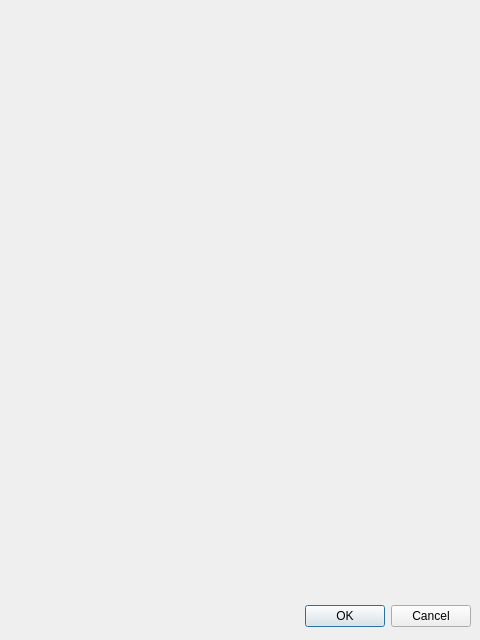
Before: the Qt Designer form src/dialogs/newdialog.ui in eyeon/Fixture, drawn with Qt 5.
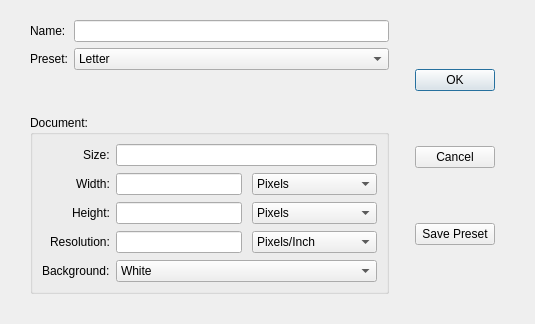
After: the same form once the commit is applied.

Commit message:
Fix image import and add new document creation  (#6)
* Made PaintWidgetPrivate accessible from LayerManager

* Replaced PaintWidgetPrivate with Drawing

* Add file opening checks

* Fix image display, add rudimentary new dialog

Patch:
```diff
--- a/src/dialogs/newdialog.ui
+++ b/src/dialogs/newdialog.ui
@@ -5,29 +5,429 @@
    <rect>
     <x>0</x>
     <y>0</y>
-    <width>480</width>
-    <height>640</height>
+    <width>535</width>
+    <height>324</height>
    </rect>
   </property>
   <property name="windowTitle">
    <string>Dialog</string>
   </property>
-  <widget class="QDialogButtonBox" name="buttonBox">
-   <property name="geometry">
-    <rect>
-     <x>10</x>
-     <y>600</y>
-     <width>461</width>
-     <height>32</height>
-    </rect>
+  <layout class="QHBoxLayout" name="horizontalLayout_3">
+   <property name="leftMargin">
+    <number>30</number>
    </property>
-   <property name="orientation">
-    <enum>Qt::Horizontal</enum>
+   <property name="topMargin">
+    <number>20</number>
    </property>
-   <property name="standardButtons">
-    <set>QDialogButtonBox::Cancel|QDialogButtonBox::Ok</set>
+   <property name="rightMargin">
+    <number>40</number>
    </property>
-  </widget>
+   <property name="bottomMargin">
+    <number>30</number>
+   </property>
+   <item>
+    <layout class="QVBoxLayout" name="editOptionsContainer">
+     <item>
+      <layout class="QFormLayout" name="formLayout">
+       <item row="1" column="0">
+        <widget class="QLabel" name="label">
+         <property name="text">
+          <string>Name:</string>
+         </property>
+        </widget>
+       </item>
+       <item row="1" column="1">
+        <widget class="QLineEdit" name="lineEdit"/>
+       </item>
+       <item row="2" column="1">
+        <widget class="QComboBox" name="presetCombo">
+         <item>
+          <property name="text">
+           <string>Letter</string>
+          </property>
+         </item>
+         <item>
+          <property name="text">
+           <string>A3</string>
+          </property>
+         </item>
+         <item>
+          <property name="text">
+           <string>A4</string>
+          </property>
+         </item>
+         <item>
+          <property name="text">
+           <string>Custom</string>
+          </property>
+         </item>
+        </widget>
+       </item>
+       <item row="2" column="0">
+        <widget class="QLabel" name="label_2">
+         <property name="text">
+          <string>Preset:</string>
+         </property>
+        </widget>
+       </item>
+      </layout>
+     </item>
+     <item>
+      <widget class="QGroupBox" name="presetSelectionBox">
+       <property name="sizePolicy">
+        <sizepolicy hsizetype="Preferred" vsizetype="Preferred">
+         <horstretch>0</horstretch>
+         <verstretch>0</verstretch>
+        </sizepolicy>
+       </property>
+       <property name="layoutDirection">
+        <enum>Qt::LeftToRight</enum>
+       </property>
+       <property name="title">
+        <string>Document:</string>
+       </property>
+       <property name="flat">
+        <bool>true</bool>
+       </property>
+       <layout class="QFormLayout" name="selectionForm">
+        <property name="rowWrapPolicy">
+         <enum>QFormLayout::WrapLongRows</enum>
+        </property>
+        <property name="labelAlignment">
+         <set>Qt::AlignRight|Qt::AlignTrailing|Qt::AlignVCenter</set>
+        </property>
+        <property name="formAlignment">
+         <set>Qt::AlignHCenter|Qt::AlignTop</set>
+        </property>
+        <property name="verticalSpacing">
+         <number>7</number>
+        </property>
+        <property name="leftMargin">
+         <number>9</number>
+        </property>
+        <property name="bottomMargin">
+         <number>9</number>
+        </property>
+        <item row="2" column="0">
+         <widget class="QLabel" name="sizeLbl">
+          <property name="enabled">
+           <bool>true</bool>
+          </property>
+          <property name="sizePolicy">
+           <sizepolicy hsizetype="Expanding" vsizetype="Preferred">
+            <horstretch>0</horstretch>
+            <verstretch>0</verstretch>
+           </sizepolicy>
+          </property>
+          <property name="layoutDirection">
+           <enum>Qt::LeftToRight</enum>
+          </property>
+          <property name="text">
+           <string>Size:</string>
+          </property>
+         </widget>
+        </item>
+        <item row="3" column="0">
+         <widget class="QLabel" name="widthLbl">
+          <property name="text">
+           <string>Width:</string>
+          </property>
+         </widget>
+        </item>
+        <item row="3" column="1">
+         <widget class="QFrame" name="widthFrame">
+          <property name="sizePolicy">
+           <sizepolicy hsizetype="Preferred" vsizetype="Preferred">
+            <horstretch>0</horstretch>
+            <verstretch>0</verstretch>
+           </sizepolicy>
+          </property>
+          <property name="frameShape">
+           <enum>QFrame::NoFrame</enum>
+          </property>
+          <property name="frameShadow">
+           <enum>QFrame::Plain</enum>
+          </property>
+          <property name="lineWidth">
+           <number>0</number>
+          </property>
+          <layout class="QHBoxLayout" name="horizontalLayout_4">
+           <property name="spacing">
+            <number>10</number>
+           </property>
+           <property name="leftMargin">
+            <number>0</number>
+           </property>
+           <property name="topMargin">
+            <number>0</number>
+           </property>
+           <property name="rightMargin">
+            <number>0</number>
+           </property>
+           <property name="bottomMargin">
+            <number>0</number>
+           </property>
+           <item>
+            <widget class="QLineEdit" name="widthVal">
+             <property name="sizePolicy">
+              <sizepolicy hsizetype="Preferred" vsizetype="Fixed">
+               <horstretch>0</horstretch>
+               <verstretch>0</verstretch>
+              </sizepolicy>
+             </property>
+            </widget>
+           </item>
+           <item>
+            <widget class="QComboBox" name="widthUnitCombo">
+             <property name="sizePolicy">
+              <sizepolicy hsizetype="Preferred" vsizetype="Fixed">
+               <horstretch>0</horstretch>
+               <verstretch>0</verstretch>
+              </sizepolicy>
+             </property>
+             <property name="currentIndex">
+              <number>0</number>
+             </property>
+             <item>
+              <property name="text">
+               <string>Pixels</string>
+              </property>
+             </item>
+             <item>
+              <property name="text">
+               <string>Inches</string>
+              </property>
+             </item>
+             <item>
+              <property name="text">
+               <string>Centimeters</string>
+              </property>
+             </item>
+            </widget>
+           </item>
+          </layout>
+         </widget>
+        </item>
+        <item row="4" column="0">
+         <widget class="QLabel" name="heightLbl">
+          <property name="text">
+           <string>Height:</string>
+          </property>
+         </widget>
+        </item>
+        <item row="4" column="1">
+         <widget class="QFrame" name="heightFrame">
+          <property name="sizePolicy">
+           <sizepolicy hsizetype="Preferred" vsizetype="Preferred">
+            <horstretch>0</horstretch>
+            <verstretch>0</verstretch>
+           </sizepolicy>
+          </property>
+          <property name="frameShape">
+           <enum>QFrame::NoFrame</enum>
+          </property>
+          <property name="frameShadow">
+           <enum>QFrame::Plain</enum>
+          </property>
+          <property name="lineWidth">
+           <number>0</number>
+          </property>
+          <layout class="QHBoxLayout" name="horizontalLayout_5">
+           <property name="spacing">
+            <number>10</number>
+           </property>
+           <property name="leftMargin">
+            <number>0</number>
+           </property>
+           <property name="topMargin">
+            <number>0</number>
+           </property>
+           <property name="rightMargin">
+            <number>0</number>
+           </property>
+           <property name="bottomMargin">
+            <number>0</number>
+           </property>
+           <item>
+            <widget class="QLineEdit" name="heightVal">
+             <property name="sizePolicy">
+              <sizepolicy hsizetype="Preferred" vsizetype="Fixed">
+               <horstretch>0</horstretch>
+               <verstretch>0</verstretch>
+              </sizepolicy>
+             </property>
+            </widget>
+           </item>
+           <item>
+            <widget class="QComboBox" name="heightUnitCombo">
+             <property name="sizePolicy">
+              <sizepolicy hsizetype="Preferred" vsizetype="Fixed">
+               <horstretch>0</horstretch>
+               <verstretch>0</verstretch>
+              </sizepolicy>
+             </property>
+             <item>
+              <property name="text">
+               <string>Pixels</string>
+              </property>
+             </item>
+             <item>
+              <property name="text">
+               <string>Inches</string>
+              </property>
+             </item>
+             <item>
+              <property name="text">
+               <string>Centimeters</string>
+              </property>
+             </item>
+            </widget>
+           </item>
+          </layout>
+         </widget>
+        </item>
+        <item row="6" column="0">
+         <widget class="QLabel" name="resLbl">
+          <property name="text">
+           <string>Resolution:</string>
+          </property>
+         </widget>
+        </item>
+        <item row="7" column="0">
+         <widget class="QLabel" name="bgLbl">
+          <property name="text">
+           <string>Background:</string>
+          </property>
+         </widget>
+        </item>
+        <item row="7" column="1">
+         <widget class="QComboBox" name="backgroundValCombo">
+          <item>
+           <property name="text">
+            <string>White</string>
+           </property>
+          </item>
+         </widget>
+        </item>
+        <item row="2" column="1">
+         <widget class="QLineEdit" name="sizeVal"/>
+        </item>
+        <item row="6" column="1">
+         <widget class="QFrame" name="resFrame">
+          <property name="sizePolicy">
+           <sizepolicy hsizetype="Preferred" vsizetype="Preferred">
+            <horstretch>0</horstretch>
+            <verstretch>0</verstretch>
+           </sizepolicy>
+          </property>
+          <property name="frameShape">
+           <enum>QFrame::NoFrame</enum>
+          </property>
+          <property name="frameShadow">
+           <enum>QFrame::Plain</enum>
+          </property>
+          <property name="lineWidth">
+           <number>0</number>
+          </property>
+          <layout class="QHBoxLayout" name="horizontalLayout_6">
+           <property name="spacing">
+            <number>10</number>
+           </property>
+           <property name="leftMargin">
+            <number>0</number>
+           </property>
+           <property name="topMargin">
+            <number>0</number>
+           </property>
+           <property name="rightMargin">
+            <number>0</number>
+           </property>
+           <property name="bottomMargin">
+            <number>0</number>
+           </property>
+           <item>
+            <widget class="QLineEdit" name="heightVal_2">
+             <property name="sizePolicy">
+              <sizepolicy hsizetype="Preferred" vsizetype="Fixed">
+               <horstretch>0</horstretch>
+               <verstretch>0</verstretch>
+              </sizepolicy>
+             </property>
+            </widget>
+           </item>
+           <item>
+            <widget class="QComboBox" name="heightUnitCombo_2">
+             <property name="sizePolicy">
+              <sizepolicy hsizetype="Preferred" vsizetype="Fixed">
+               <horstretch>0</horstretch>
+               <verstretch>0</verstretch>
+              </sizepolicy>
+             </property>
+             <item>
+              <property name="text">
+               <string>Pixels/Inch</string>
+              </property>
+             </item>
+             <item>
+              <property name="text">
+               <string>Dots/Inch</string>
+              </property>
+             </item>
+            </widget>
+           </item>
+          </layout>
+         </widget>
+        </item>
+       </layout>
+      </widget>
+     </item>
+    </layout>
+   </item>
+   <item>
+    <spacer name="verticalSpacer">
+     <property name="orientation">
+      <enum>Qt::Vertical</enum>
+     </property>
+     <property name="sizeHint" stdset="0">
+      <size>
+       <width>20</width>
+       <height>40</height>
+      </size>
+     </property>
+    </spacer>
+   </item>
+   <item>
+    <layout class="QVBoxLayout" name="actionBtnsContainer" stretch="10,10,10">
+     <item>
+      <widget class="QPushButton" name="actionOk">
+       <property name="text">
+        <string>OK</string>
+       </property>
+      </widget>
+     </item>
+     <item>
+      <widget class="QPushButton" name="actionCancel">
+       <property name="text">
+        <string>Cancel</string>
+       </property>
+      </widget>
+     </item>
+     <item>
+      <widget class="QPushButton" name="actionSavePreset">
+       <property name="sizePolicy">
+        <sizepolicy hsizetype="Minimum" vsizetype="Fixed">
+         <horstretch>0</horstretch>
+         <verstretch>100</verstretch>
+        </sizepolicy>
+       </property>
+       <property name="text">
+        <string>Save Preset</string>
+       </property>
+      </widget>
+     </item>
+    </layout>
+   </item>
+  </layout>
  </widget>
  <resources/>
  <connections>
```
Left out of the diff: 38 changed lines with no effect on the pictures. The commit also changes 13 other files.
